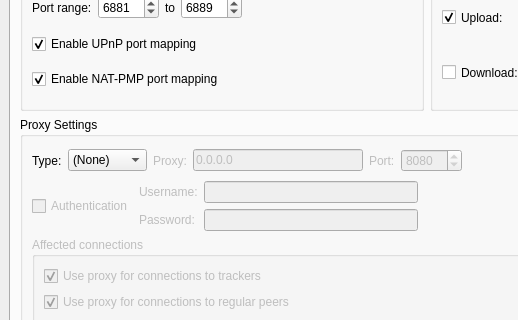
This is src/options.ui in qbittorrent/qBittorrent as Qt 5 draws it before an edit; both pictures show x 0 to 518 and y 124 to 444 of the 663 by 560 pixel window. The edited form follows.
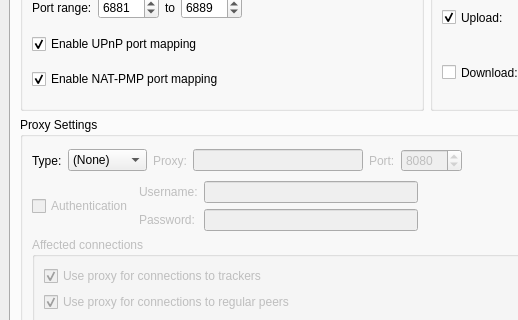
This is the edited form. The open tabs and pages were chosen to show the change. Icons and pictures are not drawn.

Commit message: - BUGFIX: Fixed proxy host max length in preferences

Patch:
```diff
--- a/src/options.ui
+++ b/src/options.ui
@@ -794,7 +794,7 @@
                  <bool>false</bool>
                 </property>
                 <property name="text" >
-                 <string>0.0.0.0</string>
+                 <string/>
                 </property>
                 <property name="maxLength" >
                  <number>15</number>
```
Left out of the diff: 2 changed lines with no effect on the pictures. The commit also changes 1 other file.
